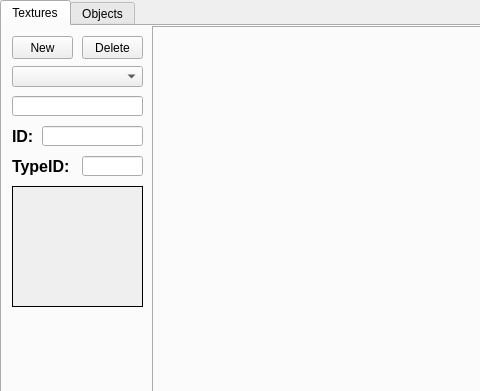
Above: MapEditor/UI/Database.ui from seem-sky/Simple2D-Engine before the change; both pictures show x 0 to 480 and y 0 to 391 of the 802 by 600 pixel window. Below: the same form after it.
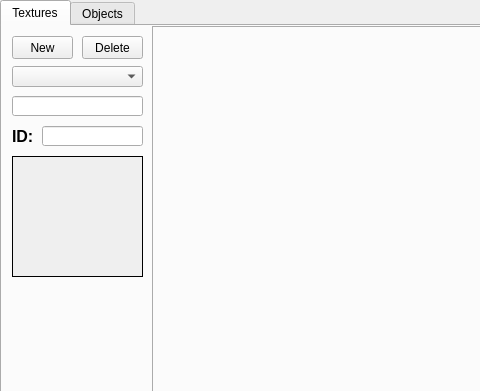
That is the form after the change.

```diff
--- a/MapEditor/UI/Database.ui
+++ b/MapEditor/UI/Database.ui
@@ -71,7 +71,7 @@
       <property name="geometry">
        <rect>
         <x>10</x>
-        <y>160</y>
+        <y>130</y>
         <width>131</width>
         <height>121</height>
        </rect>
@@ -148,39 +148,6 @@
        <bool>true</bool>
       </property>
      </widget>
-     <widget class="QLineEdit" name="TextureTypeLabel">
-      <property name="geometry">
-       <rect>
-        <x>80</x>
-        <y>130</y>
-        <width>61</width>
-        <height>20</height>
-       </rect>
-      </property>
-      <property name="readOnly">
-       <bool>true</bool>
-      </property>
-     </widget>
-     <widget class="QLabel" name="label_2">
-      <property name="geometry">
-       <rect>
-        <x>10</x>
-        <y>130</y>
-        <width>71</width>
-        <height>21</height>
-       </rect>
-      </property>
-      <property name="font">
-       <font>
-        <pointsize>12</pointsize>
-        <weight>75</weight>
-        <bold>true</bold>
-       </font>
-      </property>
-      <property name="text">
-       <string>TypeID:</string>
-      </property>
-     </widget>
      <widget class="QPushButton" name="NewTexture">
       <property name="geometry">
        <rect>
```
